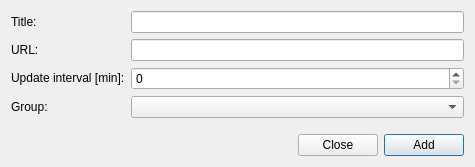
Before: the Qt Designer form data/gui/dialog_edit_rss.ui in KarolBedkowski/mna, drawn with Qt 5.
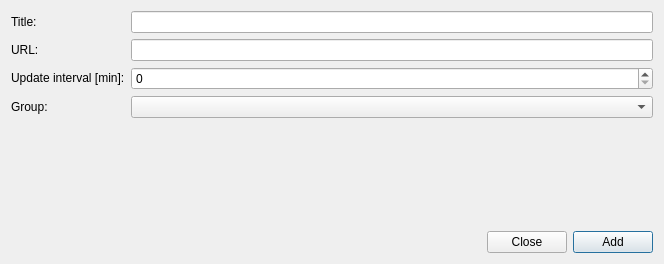
After: the same form once the commit is applied.

Diff of the .ui file:
```diff
--- a/data/gui/dialog_edit_rss.ui
+++ b/data/gui/dialog_edit_rss.ui
@@ -6,8 +6,8 @@
    <rect>
     <x>0</x>
     <y>0</y>
-    <width>475</width>
-    <height>167</height>
+    <width>664</width>
+    <height>264</height>
    </rect>
   </property>
   <property name="sizePolicy">
@@ -22,7 +22,7 @@
   <property name="modal">
    <bool>true</bool>
   </property>
-  <layout class="QVBoxLayout" name="verticalLayout_2">
+  <layout class="QVBoxLayout" name="verticalLayout_2" stretch="1,0">
    <item>
     <layout class="QFormLayout" name="formLayout">
      <item row="0" column="0">
```
